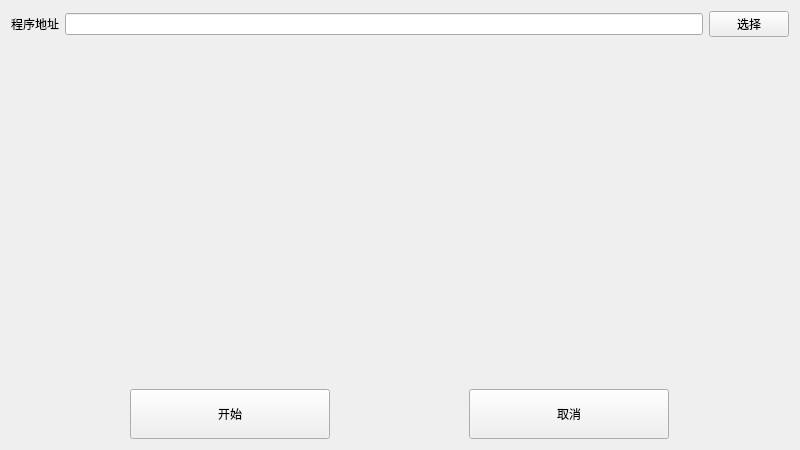
Before: the Qt Designer form removecommitwindow.ui in nie11kun/HorizonJuicerCreator, drawn with Qt 5.
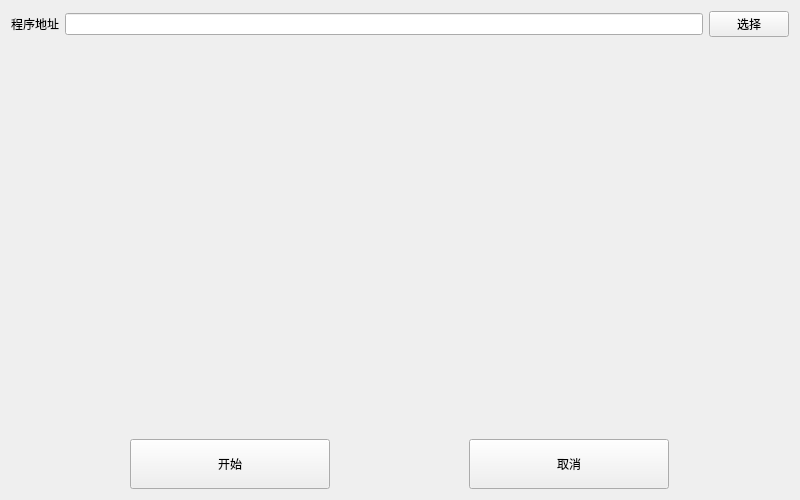
After: the same form once the commit is applied.

Diff of the .ui file:
```diff
--- a/removecommitwindow.ui
+++ b/removecommitwindow.ui
@@ -7,7 +7,7 @@
     <x>0</x>
     <y>0</y>
     <width>800</width>
-    <height>450</height>
+    <height>500</height>
    </rect>
   </property>
   <property name="windowTitle">
```
